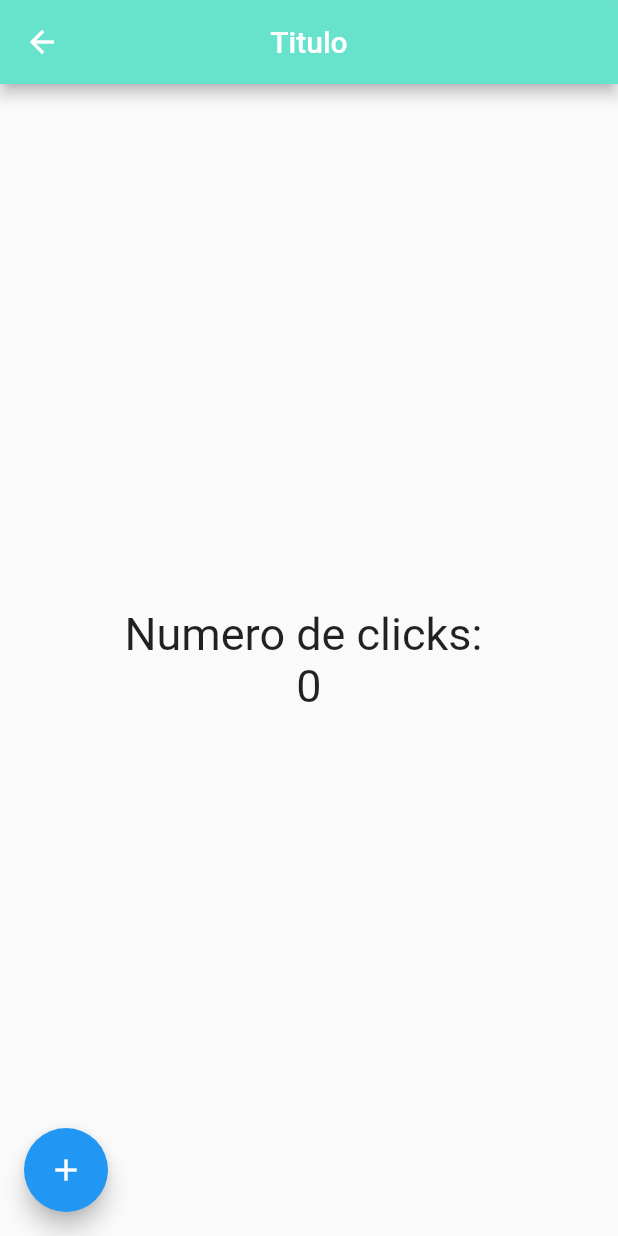
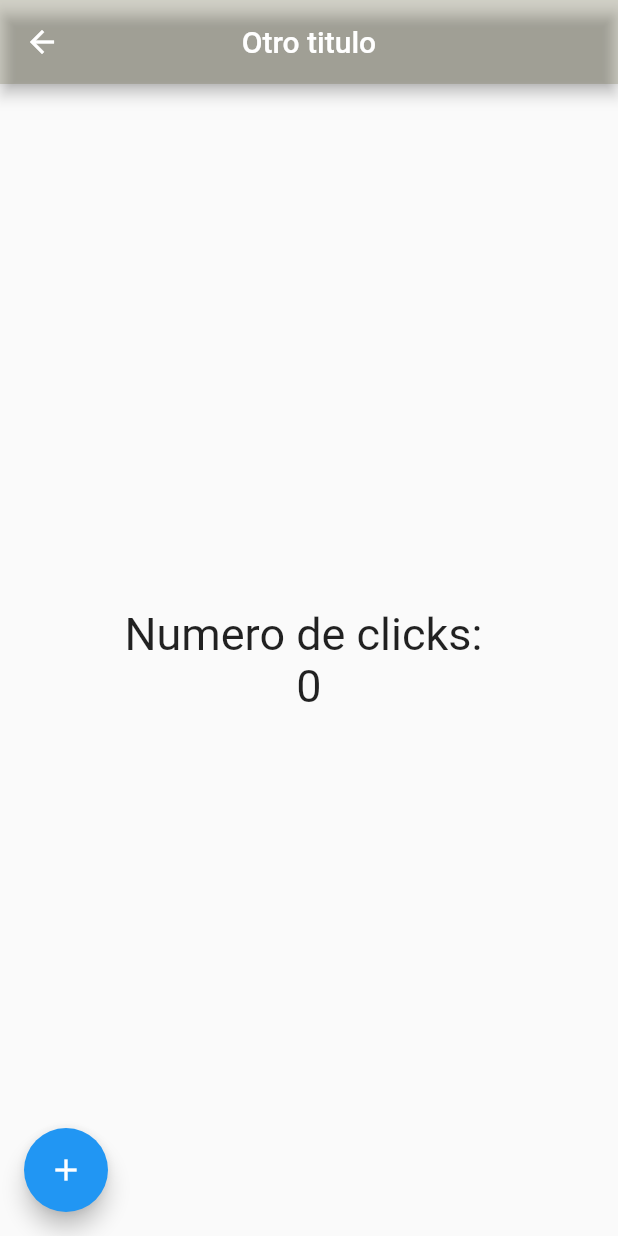
Before and after one commit to asimov-dat/contadorFlutter, a Flutter app: the HomePage screen opened directly, on a phone screen of 412 x 824 dp. Run offline on Flutter 3.47's test engine with Material 2 defaults, Android fonts, the phone set to English and light mode, and no system bars.

Commit message:
appbar color changed

```diff
--- a/lib/src/pages/count_page.dart
+++ b/lib/src/pages/count_page.dart
@@ -16,9 +16,9 @@ class _CountPageState extends State<CountPage>{
   Widget build(BuildContext context){
     return Scaffold(
       appBar: AppBar(
-        title: Text('Titulo'),
+        title: Text('Otro titulo'),
         centerTitle: true,
-        backgroundColor: Color(0xfe67e2cd),
+        backgroundColor: Colors.deepOrange,
       ),
       body: Center(
         child: Column(
--- a/lib/src/pages/home_page.dart
+++ b/lib/src/pages/home_page.dart
@@ -3,15 +3,15 @@ import 'package:flutter/material.dart';
 class HomePage extends StatelessWidget{
 
   final styleText = new TextStyle(fontSize: 30);
-  int count =0;
+  final int count =0;
 
   @override
   Widget build(BuildContext context){
     return Scaffold(
       appBar: AppBar(
-        title: Text('Titulo'),
+        title: Text('Otro titulo'),
         centerTitle: true,
-        backgroundColor: Color(0xfe67e2cd),
+        backgroundColor: Color.fromARGB(45, 60, 55, 2),
       ),
       body: Center(
         child: Column(
```
Also changed, not shown: 1 other file.
